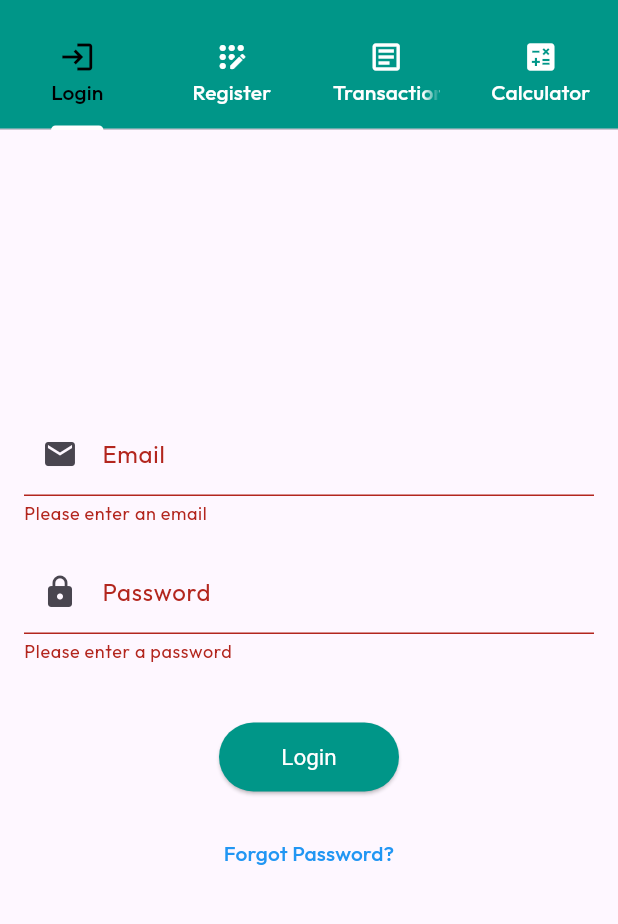
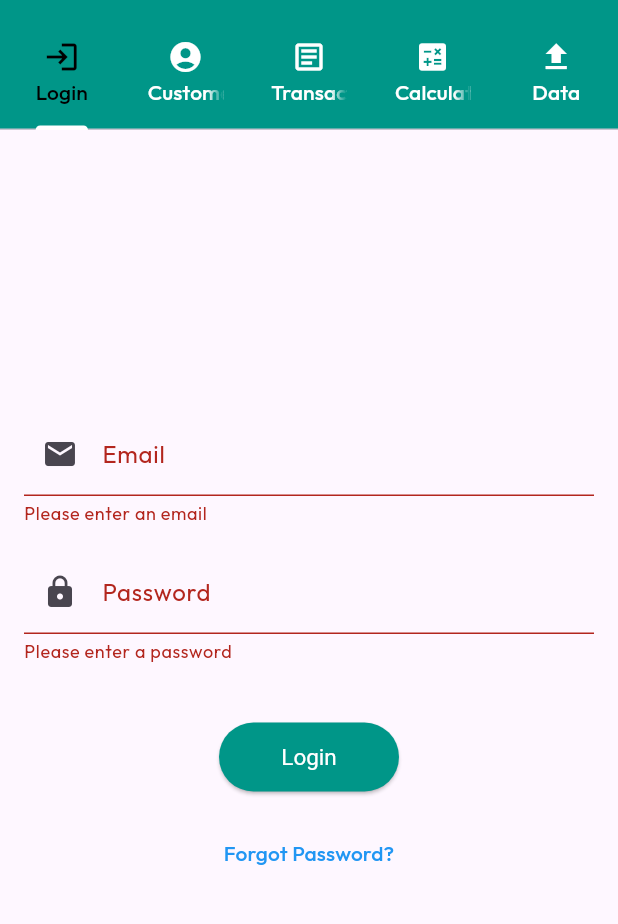
Before and after one commit to Gutta360/hf-flutter-app, a Flutter app: the screen it shows after launch, after a tap on "Login", on a phone screen of 412 x 824 dp, the part 65-989 px from its top. Run offline on Flutter 3.47's test engine with Material 3 defaults, Android fonts, the phone set to English and light mode, and no system bars; our stand-ins replace cloud_firestore, file_picker, firebase_core, google_fonts; missing offline and left inert: excel; accounts and stored records are empty.

Commit message:
app input data pushing feature

```diff
--- a/hffa/lib/layout/layout.dart
+++ b/hffa/lib/layout/layout.dart
@@ -1,6 +1,7 @@
 import 'package:flutter/material.dart';
+import 'package:hffa/appdata/docs_upload.dart';
 import 'package:hffa/layout/login.dart';
-import 'package:hffa/layout/register.dart';
+import 'package:hffa/layout/customer.dart';
 import 'package:hffa/layout/transaction.dart';
 import 'package:hffa/layout/calculator.dart';
 import 'package:hffa/main.dart';
@@ -18,7 +19,7 @@ class _LayoutWidgetState extends State<LayoutWidget> {
   Widget build(BuildContext context) {
     final globalData = Provider.of<GlobalData>(context);
     return DefaultTabController(
-      length: 4,
+      length: 5,
       child: Scaffold(
         appBar: AppBar(
           bottom: TabBar(
@@ -31,16 +32,20 @@ class _LayoutWidgetState extends State<LayoutWidget> {
                 text: 'Login',
               ),
               Tab(
-                icon: Icon(Icons.app_registration_rounded),
-                text: 'Register',
+                icon: Icon(Icons.account_circle),
+                text: 'Customers',
               ),
               Tab(
                 icon: Icon(Icons.article_outlined),
-                text: 'Transaction',
+                text: 'Transactions',
               ),
               Tab(
                 icon: Icon(Icons.calculate),
                 text: 'Calculator',
+              ),
+              Tab(
+                icon: Icon(Icons.upload),
+                text: 'Data',
               ),
             ],
           ),
@@ -63,6 +68,7 @@ class _LayoutWidgetState extends State<LayoutWidget> {
             globalData.isUserLoggedIn ? RegisterForm() : _buildDisabledTab(),
             globalData.isUserLoggedIn ? TxnForm() : _buildDisabledTab(),
             globalData.isUserLoggedIn ? TxnSearchForm() : _buildDisabledTab(),
+            globalData.isUserLoggedIn ? UploadWidget() : _buildDisabledTab(),
           ],
         ),
       ),
--- a/hffa/lib/main.dart
+++ b/hffa/lib/main.dart
@@ -2,8 +2,21 @@ import 'package:flutter/material.dart';
 import 'package:hffa/layout/layout.dart';
 import 'package:google_fonts/google_fonts.dart';
 import 'package:provider/provider.dart';
+import 'package:firebase_core/firebase_core.dart';
 
-void main() {
+void main() async {
+  WidgetsFlutterBinding.ensureInitialized();
+  await Firebase.initializeApp(
+    options: FirebaseOptions(
+      apiKey: "AIzaSyAl0ra3F7-p_77Czgw8lS9fISW2WBeO_iI",
+      authDomain: "hffa-3ea40.firebaseapp.com",
+      projectId: "hffa-3ea40",
+      storageBucket: "hffa-3ea40.appspot.com",
+      messagingSenderId: "595514369377",
+      appId: "1:595514369377:web:e14b9878ccae0ce5499120",
+      measurementId: "G-6WZN6JDQ0X",
+    ),
+  );
   runApp(
     ChangeNotifierProvider(
       create: (context) => GlobalData(),
```
Also changed, not shown: hffa/lib/appdata/docs_upload.dart (added, +91 -0 lines), hffa/lib/layout/calculator.dart (+18 -9 lines), hffa/lib/layout/customer.dart (renamed from hffa/lib/layout/register.dart, +52 -5 lines), hffa/lib/layout/transaction.dart (+27 -4 lines), hffa/pubspec.yaml (+21 -68 lines), hffa/lib/assets/fonts/AristaSans-OV314.ttf (deleted), hffa/lib/assets/fonts/Outfit-VariableFont_wght.ttf (deleted), hffa/pubspec.lock, 3 other files.
